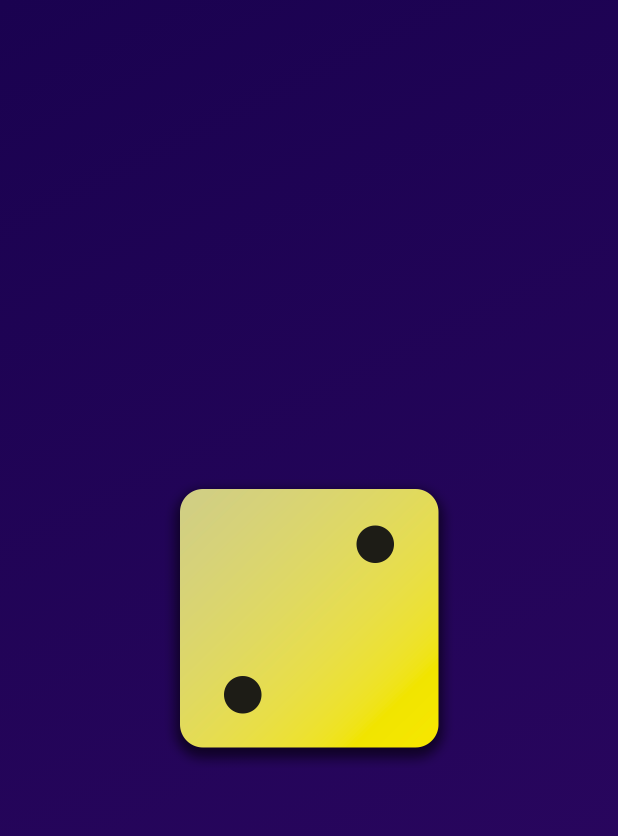
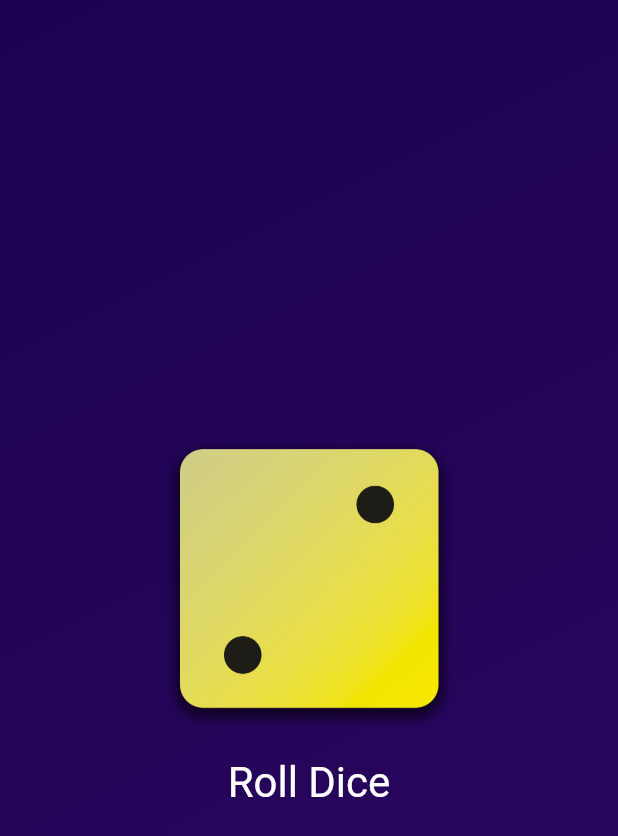
Before and after one commit to priyadarshii786/Flutter-Revision, a Flutter app: the screen it shows after launch, on a phone screen of 412 x 824 dp. Shown: the top 836 px of the screen. Run offline on Flutter 3.47's test engine with Material 3 defaults, Android fonts, the light colour scheme and no system bars.

Commit message:
upto lect 46

```diff
--- a/lib/gradient_container.dart
+++ b/lib/gradient_container.dart
@@ -10,6 +10,8 @@ class GradientContainer extends StatelessWidget {
   final Color color1;
   final Color color2;
 
+  void rollDice() {}
+
   @override
   Widget build(BuildContext context) {
     return Container(
@@ -21,9 +23,26 @@ class GradientContainer extends StatelessWidget {
         ),
       ),
       child: Center(
-        child: Image.asset(
-          'assets/images/dice-2.png',
-          width: 200,
+        child: Column(
+          mainAxisSize: MainAxisSize.min,
+          children: [
+            Image.asset(
+              'assets/images/dice-2.png',
+              width: 200,
+            ),
+            TextButton(
+                onPressed: rollDice,
+                style: TextButton.styleFrom(
+                    padding: const EdgeInsets.only(
+                      top: 20,
+                    ),
+                    foregroundColor: Colors.white,
+                    textStyle: const TextStyle(
+                      fontSize: 28,
+                    )),
+                child: const Text(
+                    'Roll Dice')) // -----three button types: ElevatedButton, TextButton, OutlinedButton
+          ],
         ),
       ),
     );
```
